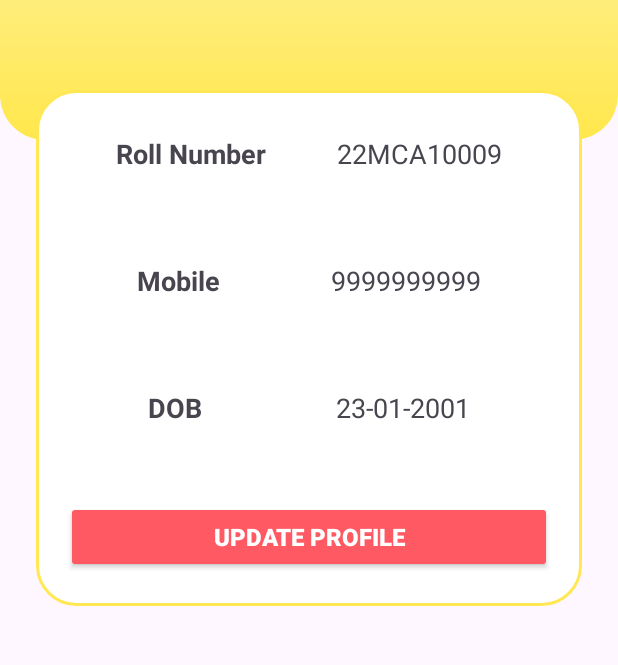
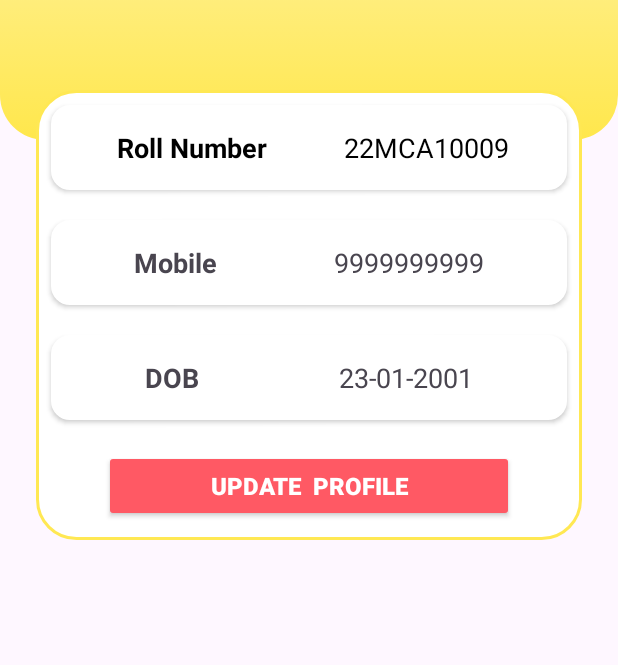
Before and after one commit to tanmays62343/Orizel-School, an Android app: the ProfileActivity screen opened directly, with no data from a screen before it, on a phone screen of 412 x 824 dp, the part 400-1065 px from its top. Run offline under Robolectric (Android 15) with nearby library versions, the phone set to English and light mode, and no system bars.

Commit message:
updated profile view

```diff
--- /dev/null
+++ b/app/src/main/res/drawable/rounded_box_background.xml
@@ -0,0 +1,8 @@
+<!-- res/drawable/rounded_box_background.xml -->
+<shape xmlns:android="http://schemas.android.com/apk/res/android">
+    <corners android:radius="12dp" />
+    <solid android:color="#FFFFFF" /> <!-- Set background color as needed -->
+    <stroke
+        android:width="1dp"
+        android:color="#FFFFFF" /> <!-- Optional: Set border color and width -->
+</shape>
--- a/app/src/main/res/layout/activity_profile.xml
+++ b/app/src/main/res/layout/activity_profile.xml
@@ -98,37 +98,44 @@
                     <LinearLayout
                         android:layout_width="match_parent"
                         android:layout_height="wrap_content"
-                        android:layout_margin="20dp"
+                        android:layout_margin="10dp"
                         android:orientation="horizontal"
-                        android:padding="10dp">
+                        android:padding="16dp"
+                        android:elevation="2dp"
+                        android:background="@drawable/rounded_box_background">
 
                     <TextView
                         android:id="@+id/Roll_no_1"
-                            android:layout_width="wrap_content"
+                        android:layout_width="0dp"
                         android:layout_height="wrap_content"
                         android:layout_weight="1"
                         android:gravity="center"
                         android:text="Roll Number"
                         android:textSize="18sp"
-                            android:textStyle="bold" />
+                        android:textStyle="bold"
+                        android:textColor="#000000" />
 
                     <TextView
                         android:id="@+id/Roll_no_2"
-                            android:layout_width="wrap_content"
+                        android:layout_width="0dp"
                         android:layout_height="wrap_content"
                         android:layout_weight="1"
                         android:gravity="center"
                         android:text="22MCA10009"
-                            android:textSize="18sp" />
+                        android:textSize="18sp"
+                        android:textColor="#000000" />
 
                 </LinearLayout>
+
 
         <LinearLayout
             android:layout_width="match_parent"
             android:layout_height="wrap_content"
-                        android:layout_margin="20dp"
+            android:layout_margin="10dp"
             android:orientation="horizontal"
-                        android:padding="10dp">
+            android:padding="16dp"
+            android:elevation="2dp"
+            android:background="@drawable/rounded_box_background">
 
 
                         <TextView
@@ -156,9 +163,11 @@
                     <LinearLayout
                         android:layout_width="match_parent"
                         android:layout_height="wrap_content"
-                        android:layout_margin="20dp"
+                        android:layout_margin="10dp"
                         android:orientation="horizontal"
-                        android:padding="10dp">
+                        android:padding="16dp"
+                        android:elevation="2dp"
+                        android:background="@drawable/rounded_box_background">
 
 
                         <TextView
@@ -187,12 +196,16 @@
                         android:id="@+id/update_profile"
                         android:layout_width="match_parent"
                         android:layout_height="wrap_content"
-                        android:layout_margin="20dp"
+                        android:layout_marginStart="45dp"
+                        android:layout_marginEnd="45dp"
+                        android:layout_marginTop="10dp"
+                        android:layout_marginBottom="10dp"
                         android:backgroundTint="@color/BP"
-                        android:text="Update Profile"
+                        android:text="UPDATE  PROFILE"
                         android:textColor="@color/white"
                         android:textSize="16sp"
-                        android:textStyle="bold"></androidx.appcompat.widget.AppCompatButton>
+                        android:textStyle="bold">
+                    </androidx.appcompat.widget.AppCompatButton>
                 </LinearLayout>
 
 
```
Lines whose indentation alone changed are shown as unchanged.
